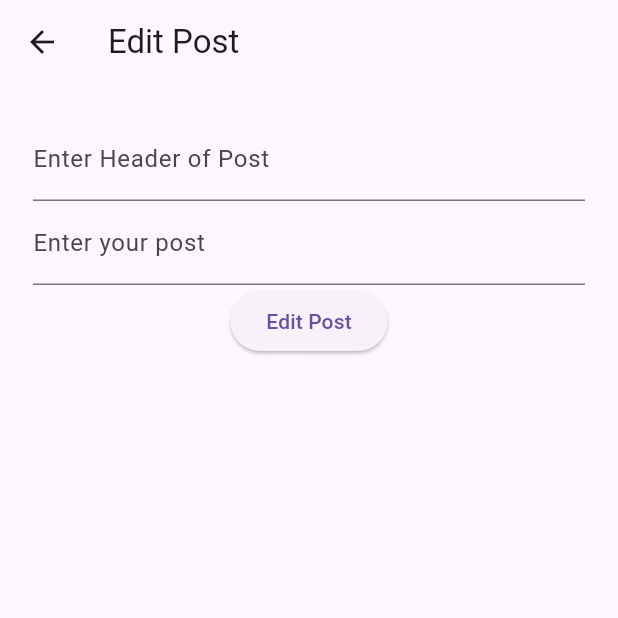
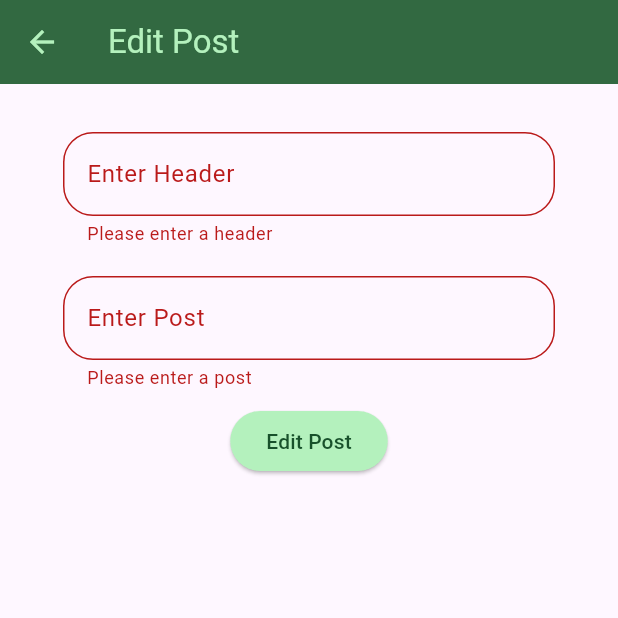
Before and after one commit to Flutter007/lab56, a Flutter app: the EditScreen screen opened by its route, after a tap on "Edit Post", on a phone screen of 412 x 824 dp, the top half of it. Run offline on Flutter 3.47's test engine with Material 3 defaults, Android fonts, the phone set to English and light mode, and no system bars; our stand-ins replace google_fonts; network calls fail.

Commit message:
Final version of App.Added Google Fonts,refactored some code,added new Widgets,checked logic part,added Light Theme,changed design.

```diff
--- a/lib/helpers/request.dart
+++ b/lib/helpers/request.dart
@@ -1,5 +1,4 @@
 import 'dart:convert';
-
 import 'package:http/http.dart' as http;
 
 Future<dynamic> request(
--- a/lib/screens/edit_screen.dart
+++ b/lib/screens/edit_screen.dart
@@ -1,4 +1,8 @@
 import 'package:flutter/material.dart';
+import 'package:lab56/app_routes.dart';
+import 'package:provider/provider.dart';
+import '../models/post.dart';
+import '../provider/post_provider.dart';
 import '../widgets/post_form/creation_form.dart';
 import '../widgets/post_form/creation_form_controller.dart';
 
@@ -11,6 +15,65 @@ class EditScreen extends StatefulWidget {
 
 class _EditScreenState extends State<EditScreen> {
   final controller = CreationFormController();
+  late String id;
+  late Post post;
+  late PostProvider postProvider;
+
+  @override
+  void initState() {
+    super.initState();
+    WidgetsBinding.instance.addPostFrameCallback((_) async {
+      id = ModalRoute.of(context)!.settings.arguments as String;
+      postProvider = context.read<PostProvider>();
+      await context.read<PostProvider>().getPost(id);
+      setPost(postProvider.post);
+    });
+  }
+
+  void setPost(Post? post) {
+    if (post == null) return;
+    controller.headerController.text = post.header;
+    controller.bodyController.text = post.body;
+  }
+
+  void goBack() {
+    Navigator.pushNamedAndRemoveUntil(
+      context,
+      AppRoutes.home,
+      (route) => false,
+    );
+  }
+
+  void sendPost() async {
+    try {
+      final post = Post(
+        header: controller.headerController.text,
+        body: controller.bodyController.text,
+        createdAt: DateTime.now(),
+        id: id,
+      );
+      await postProvider.createPost(post, 'PUT');
+      if (mounted) {
+        ScaffoldMessenger.of(
+          context,
+        ).showSnackBar(SnackBar(content: Text('Post updated!')));
+      }
+      await postProvider.fetchPosts();
+      goBack();
+    } catch (e) {
+      if (mounted) {
+        ScaffoldMessenger.of(
+          context,
+        ).showSnackBar(SnackBar(content: Text('Something went wrong!')));
+      }
+    }
+  }
+
+  void updatePost() {
+    if (controller.formKey.currentState!.validate()) {
+      sendPost();
+    }
+  }
 
   @override
   Widget build(BuildContext context) {
@@ -21,7 +84,7 @@ class _EditScreenState extends State<EditScreen> {
           Expanded(
             child: CreationForm(
               controller: controller,
-              action: () {},
+              action: updatePost,
               buttonText: 'Edit Post',
             ),
           ),
--- /dev/null
+++ b/lib/theme/light_theme.dart
@@ -0,0 +1,25 @@
+import 'package:flutter/material.dart';
+import 'package:google_fonts/google_fonts.dart';
+
+final lightColorScheme = ColorScheme.fromSeed(
+  seedColor: Colors.greenAccent.shade400,
+);
+final defaultLightTheme = ThemeData.light();
+final lightTheme = defaultLightTheme.copyWith(
+  colorScheme: lightColorScheme,
+  appBarTheme: AppBarTheme().copyWith(
+    backgroundColor: lightColorScheme.primary,
+    foregroundColor: lightColorScheme.primaryContainer,
+  ),
+  cardTheme: defaultLightTheme.cardTheme.copyWith(
+    color: lightColorScheme.onPrimary,
+    shape: RoundedRectangleBorder(borderRadius: BorderRadius.circular(9)),
+  ),
+  elevatedButtonTheme: ElevatedButtonThemeData(
+    style: ElevatedButton.styleFrom(
+      backgroundColor: lightColorScheme.primaryContainer,
+      foregroundColor: lightColorScheme.onPrimaryContainer,
+    ),
+  ),
+  textTheme: GoogleFonts.aBeeZeeTextTheme(),
+);
--- /dev/null
+++ b/lib/widgets/custom_text_form_field.dart
@@ -0,0 +1,29 @@
+import 'package:flutter/material.dart';
+
+class CustomTextFormField extends StatelessWidget {
+  final String labelText;
+  final String? Function(String?) validator;
+  final TextEditingController controller;
+
+  const CustomTextFormField({
+    super.key,
+    required this.labelText,
+    required this.validator,
+    required this.controller,
+  });
+
+  @override
+  Widget build(BuildContext context) {
+    return Padding(
+      padding: EdgeInsets.symmetric(horizontal: 20, vertical: 10),
+      child: TextFormField(
+        controller: controller,
+        decoration: InputDecoration(
+          labelText: labelText,
+          border: OutlineInputBorder(borderRadius: BorderRadius.circular(20)),
+        ),
+        validator: validator,
+      ),
+    );
+  }
+}
--- a/lib/widgets/post_card.dart
+++ b/lib/widgets/post_card.dart
@@ -20,7 +20,9 @@ class PostCard extends StatelessWidget {
   @override
   Widget build(BuildContext context) {
     final theme = Theme.of(context);
-    return Card(
+    return Padding(
+      padding: EdgeInsets.all(6),
+      child: Card(
         elevation: 20,
         child: InkWell(
           borderRadius: BorderRadius.circular(10),
@@ -48,6 +50,7 @@ class PostCard extends StatelessWidget {
             ),
           ),
         ),
+      ),
     );
   }
 }
--- a/lib/widgets/post_form/creation_form.dart
+++ b/lib/widgets/post_form/creation_form.dart
@@ -1,13 +1,14 @@
 import 'package:flutter/material.dart';
 import 'package:provider/provider.dart';
-
 import '../../provider/post_provider.dart';
+import '../custom_text_form_field.dart';
 import 'creation_form_controller.dart';
 
 class CreationForm extends StatefulWidget {
   final String buttonText;
   final CreationFormController controller;
   final void Function() action;
+
   const CreationForm({
     super.key,
     required this.controller,
@@ -31,23 +32,21 @@ class _CreationFormState extends State<CreationForm> {
             key: widget.controller.formKey,
             child: Column(
               children: [
-                TextFormField(
-                  decoration: InputDecoration(
-                    labelText: 'Enter Header of Post',
-                  ),
+                CustomTextFormField(
+                  labelText: 'Enter Header',
                   controller: widget.controller.headerController,
                   validator: (value) {
-                    if (value == null || value.isEmpty) {
+                    if (value == null || value.isEmpty || value.length < 3) {
                       return 'Please enter a header';
                     }
                     return null;
                   },
                 ),
-                TextFormField(
-                  decoration: InputDecoration(labelText: 'Enter your post'),
+                CustomTextFormField(
+                  labelText: 'Enter Post',
                   controller: widget.controller.bodyController,
                   validator: (value) {
-                    if (value == null || value.isEmpty) {
+                    if (value == null || value.isEmpty || value.length < 3) {
                       return 'Please enter a post';
                     }
                     return null;
--- a/lib/widgets/post_form/creation_form_controller.dart
+++ b/lib/widgets/post_form/creation_form_controller.dart
@@ -1,5 +1,4 @@
-import 'package:flutter/cupertino.dart';
-
+import 'package:flutter/material.dart';
 import '../../models/post.dart';
 
 class CreationFormController {
--- a/pubspec.yaml
+++ b/pubspec.yaml
@@ -37,6 +37,7 @@ dependencies:
   http: ^1.4.0
   provider: ^6.1.5
   intl: ^0.20.2
+  google_fonts: ^6.2.1
 
 dev_dependencies:
   flutter_test:
```
Also changed, not shown: lib/lab56.dart (+6 -2 lines), lib/provider/post_provider.dart (+21 -17 lines), lib/screens/home_blog.dart (+8 -5 lines), lib/screens/post_form_screen.dart (+10 -2 lines), lib/screens/single_post_info_screen.dart (+21 -19 lines), lib/widgets/single_post_info_card.dart (added, +38 -0 lines), pubspec.lock. Lines whose indentation alone changed are shown as unchanged.
